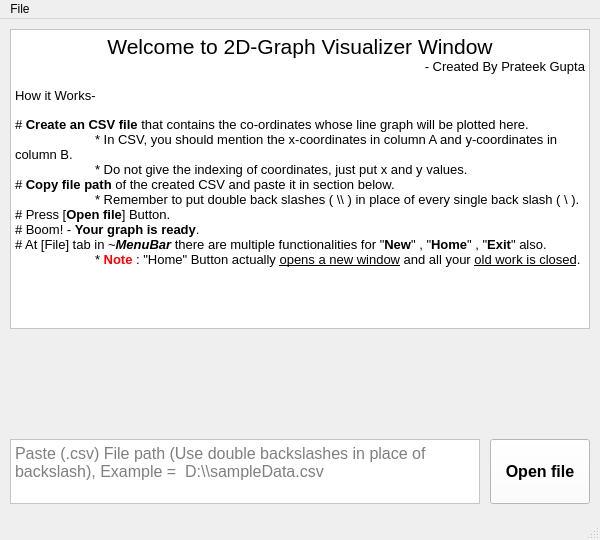
The window that mainwindow.ui (Prateekphi/2D_Graph_Visualizer) describes before a commit, drawn with Qt 5.
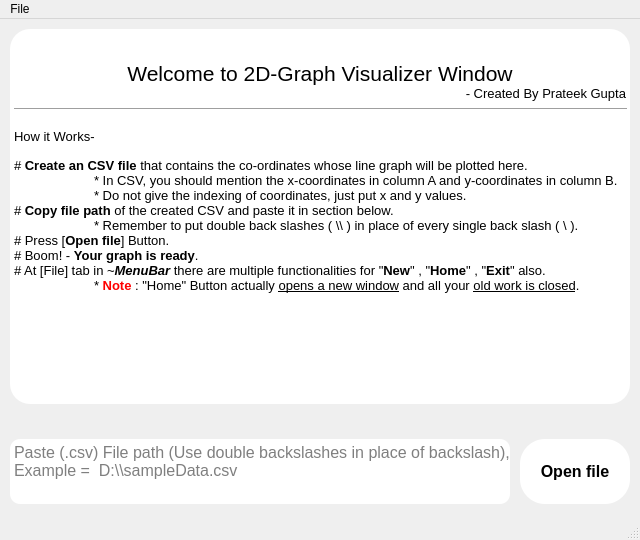
The same window after the commit.

```diff
--- a/mainwindow.ui
+++ b/mainwindow.ui
@@ -6,7 +6,7 @@
    <rect>
     <x>0</x>
     <y>0</y>
-    <width>600</width>
+    <width>640</width>
     <height>540</height>
    </rect>
   </property>
@@ -18,8 +18,8 @@
   </property>
   <property name="maximumSize">
    <size>
-    <width>600</width>
-    <height>540</height>
+    <width>16777215</width>
+    <height>16777215</height>
    </size>
   </property>
   <property name="windowTitle">
@@ -29,9 +29,9 @@
    <widget class="QPushButton" name="pushButton">
     <property name="geometry">
      <rect>
-      <x>490</x>
+      <x>520</x>
       <y>420</y>
-      <width>100</width>
+      <width>110</width>
       <height>65</height>
      </rect>
     </property>
@@ -111,7 +111,8 @@
      <bool>false</bool>
     </property>
     <property name="styleSheet">
-     <string notr="true">background-color: rgb(255, 255, 255);</string>
+     <string notr="true">background-color: rgb(255, 255, 255);
+border-radius:25px;</string>
     </property>
     <property name="text">
      <string>Open file</string>
@@ -122,7 +123,7 @@
      <rect>
       <x>10</x>
       <y>420</y>
-      <width>470</width>
+      <width>500</width>
       <height>65</height>
      </rect>
     </property>
@@ -132,7 +133,8 @@
      </font>
     </property>
     <property name="styleSheet">
-     <string notr="true">background-color: rgb(255, 255, 255);</string>
+     <string notr="true">background-color: rgb(255, 255, 255);
+border-radius:10px;</string>
     </property>
     <property name="verticalScrollBarPolicy">
      <enum>Qt::ScrollBarAsNeeded</enum>
@@ -146,12 +148,13 @@
      <rect>
       <x>10</x>
       <y>10</y>
-      <width>580</width>
-      <height>300</height>
+      <width>620</width>
+      <height>375</height>
      </rect>
     </property>
     <property name="styleSheet">
-     <string notr="true">background-color: rgb(255, 255, 255);</string>
+     <string notr="true">background-color: rgb(255, 255, 255);
+border-radius:20px;</string>
     </property>
     <property name="html">
      <string>&lt;!DOCTYPE HTML PUBLIC &quot;-//W3C//DTD HTML 4.0//EN&quot; &quot;http://www.w3.org/TR/REC-html40/strict.dtd&quot;&gt;
@@ -159,8 +162,10 @@
 p, li { white-space: pre-wrap; }
 hr { height: 1px; border-width: 0; }
 &lt;/style&gt;&lt;/head&gt;&lt;body style=&quot; font-family:'Segoe UI'; font-size:9pt; font-weight:400; font-style:normal;&quot;&gt;
+&lt;p style=&quot; margin-top:0px; margin-bottom:0px; margin-left:0px; margin-right:0px; -qt-block-indent:0; text-indent:0px;&quot;&gt;&lt;br /&gt;&lt;/p&gt;
 &lt;p align=&quot;center&quot; style=&quot; margin-top:0px; margin-bottom:0px; margin-left:0px; margin-right:0px; -qt-block-indent:0; text-indent:0px;&quot;&gt;&lt;span style=&quot; font-size:16pt;&quot;&gt;Welcome to 2D-Graph Visualizer Window&lt;/span&gt;&lt;/p&gt;
 &lt;p align=&quot;right&quot; style=&quot; margin-top:0px; margin-bottom:0px; margin-left:0px; margin-right:0px; -qt-block-indent:0; text-indent:0px;&quot;&gt;&lt;span style=&quot; font-size:10pt;&quot;&gt;- Created By Prateek Gupta&lt;/span&gt;&lt;/p&gt;
+&lt;hr /&gt;
 &lt;p style=&quot;-qt-paragraph-type:empty; margin-top:0px; margin-bottom:0px; margin-left:0px; margin-right:0px; -qt-block-indent:0; text-indent:0px;&quot;&gt;&lt;br /&gt;&lt;/p&gt;
 &lt;p style=&quot; margin-top:0px; margin-bottom:0px; margin-left:0px; margin-right:0px; -qt-block-indent:0; text-indent:0px;&quot;&gt;&lt;span style=&quot; font-size:10pt;&quot;&gt;How it Works-&lt;/span&gt;&lt;/p&gt;
 &lt;p style=&quot;-qt-paragraph-type:empty; margin-top:0px; margin-bottom:0px; margin-left:0px; margin-right:0px; -qt-block-indent:0; text-indent:0px;&quot;&gt;&lt;br /&gt;&lt;/p&gt;
@@ -172,7 +177,8 @@
 &lt;p style=&quot; margin-top:0px; margin-bottom:0px; margin-left:0px; margin-right:0px; -qt-block-indent:0; text-indent:0px;&quot;&gt;&lt;span style=&quot; font-size:10pt;&quot;&gt;# Press [&lt;/span&gt;&lt;span style=&quot; font-size:10pt; font-weight:700;&quot;&gt;Open file&lt;/span&gt;&lt;span style=&quot; font-size:10pt;&quot;&gt;] Button.&lt;/span&gt;&lt;/p&gt;
 &lt;p style=&quot; margin-top:0px; margin-bottom:0px; margin-left:0px; margin-right:0px; -qt-block-indent:0; text-indent:0px;&quot;&gt;&lt;span style=&quot; font-size:10pt;&quot;&gt;# Boom! - &lt;/span&gt;&lt;span style=&quot; font-size:10pt; font-weight:700;&quot;&gt;Your graph is ready&lt;/span&gt;&lt;span style=&quot; font-size:10pt;&quot;&gt;.&lt;/span&gt;&lt;/p&gt;
 &lt;p style=&quot; margin-top:0px; margin-bottom:0px; margin-left:0px; margin-right:0px; -qt-block-indent:0; text-indent:0px;&quot;&gt;&lt;span style=&quot; font-size:10pt;&quot;&gt;# At [File] tab in ~&lt;/span&gt;&lt;span style=&quot; font-size:10pt; font-weight:700; font-style:italic;&quot;&gt;MenuBar&lt;/span&gt;&lt;span style=&quot; font-size:10pt; font-weight:700;&quot;&gt; &lt;/span&gt;&lt;span style=&quot; font-size:10pt;&quot;&gt;there are multiple functionalities for &amp;quot;&lt;/span&gt;&lt;span style=&quot; font-size:10pt; font-weight:700;&quot;&gt;New&lt;/span&gt;&lt;span style=&quot; font-size:10pt;&quot;&gt;&amp;quot; , &amp;quot;&lt;/span&gt;&lt;span style=&quot; font-size:10pt; font-weight:700;&quot;&gt;Home&lt;/span&gt;&lt;span style=&quot; font-size:10pt;&quot;&gt;&amp;quot; , &amp;quot;&lt;/span&gt;&lt;span style=&quot; font-size:10pt; font-weight:700;&quot;&gt;Exit&lt;/span&gt;&lt;span style=&quot; font-size:10pt;&quot;&gt;&amp;quot; also.&lt;/span&gt;&lt;/p&gt;
-&lt;p style=&quot; margin-top:0px; margin-bottom:0px; margin-left:0px; margin-right:0px; -qt-block-indent:0; text-indent:0px;&quot;&gt;&lt;span style=&quot; font-size:10pt;&quot;&gt;	* &lt;/span&gt;&lt;span style=&quot; font-size:10pt; font-weight:700; color:#ff0000;&quot;&gt;Note&lt;/span&gt;&lt;span style=&quot; font-size:10pt;&quot;&gt; : &amp;quot;Home&amp;quot; Button actually &lt;/span&gt;&lt;span style=&quot; font-size:10pt; text-decoration: underline;&quot;&gt;opens a new window&lt;/span&gt;&lt;span style=&quot; font-size:10pt;&quot;&gt; and all your &lt;/span&gt;&lt;span style=&quot; font-size:10pt; text-decoration: underline;&quot;&gt;old work is closed&lt;/span&gt;&lt;span style=&quot; font-size:10pt;&quot;&gt;.&lt;/span&gt;&lt;/p&gt;&lt;/body&gt;&lt;/html&gt;</string>
+&lt;p style=&quot; margin-top:0px; margin-bottom:0px; margin-left:0px; margin-right:0px; -qt-block-indent:0; text-indent:0px;&quot;&gt;&lt;span style=&quot; font-size:10pt;&quot;&gt;	* &lt;/span&gt;&lt;span style=&quot; font-size:10pt; font-weight:700; color:#ff0000;&quot;&gt;Note&lt;/span&gt;&lt;span style=&quot; font-size:10pt;&quot;&gt; : &amp;quot;Home&amp;quot; Button actually &lt;/span&gt;&lt;span style=&quot; font-size:10pt; text-decoration: underline;&quot;&gt;opens a new window&lt;/span&gt;&lt;span style=&quot; font-size:10pt;&quot;&gt; and all your &lt;/span&gt;&lt;span style=&quot; font-size:10pt; text-decoration: underline;&quot;&gt;old work is closed&lt;/span&gt;&lt;span style=&quot; font-size:10pt;&quot;&gt;.&lt;/span&gt;&lt;/p&gt;
+&lt;p style=&quot; margin-top:0px; margin-bottom:0px; margin-left:0px; margin-right:0px; -qt-block-indent:0; text-indent:0px;&quot;&gt;&lt;br /&gt;&lt;/p&gt;&lt;/body&gt;&lt;/html&gt;</string>
     </property>
    </widget>
   </widget>
@@ -181,10 +187,13 @@
     <rect>
      <x>0</x>
      <y>0</y>
-     <width>600</width>
+     <width>640</width>
      <height>26</height>
     </rect>
    </property>
+   <property name="autoFillBackground">
+    <bool>true</bool>
+   </property>
    <widget class="QMenu" name="menuFile">
     <property name="title">
      <string>File</string>
```
